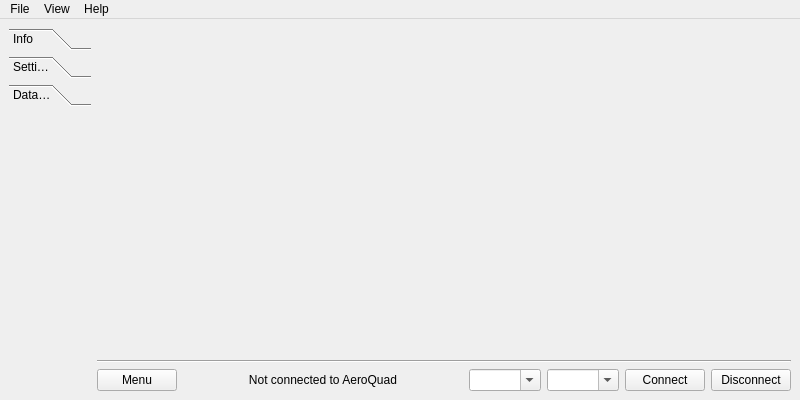
The window that ui/MainWindow.ui (AeroQuad/AeroQuadConfiguratorPyQt) describes before a commit, drawn with Qt 5.
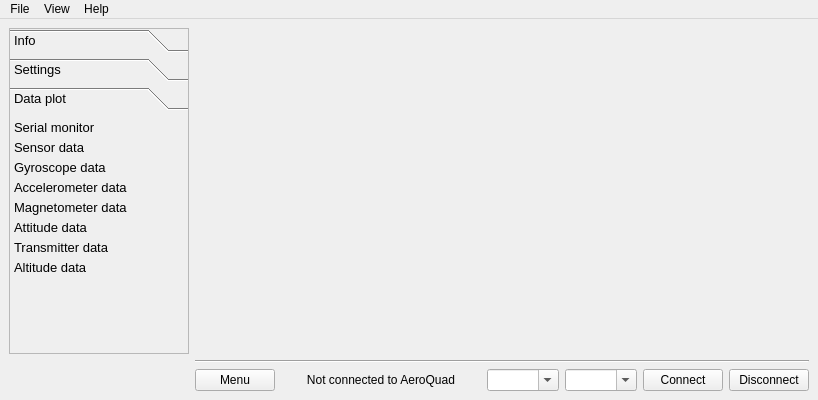
The same window after the commit. The open tabs and pages were chosen to show the change. Icons and pictures are not drawn.

Commit message: Added menu items to sidemenu

The edit to the form file:
```diff
--- a/ui/MainWindow.ui
+++ b/ui/MainWindow.ui
@@ -6,7 +6,7 @@
    <rect>
     <x>0</x>
     <y>0</y>
-    <width>800</width>
+    <width>810</width>
     <height>400</height>
    </rect>
   </property>
@@ -124,10 +124,38 @@
     </item>
     <item row="0" column="0">
      <widget class="QToolBox" name="SideMenu">
+      <property name="minimumSize">
+       <size>
+        <width>180</width>
+        <height>0</height>
+       </size>
+      </property>
+      <property name="font">
+       <font>
+        <pointsize>10</pointsize>
+       </font>
+      </property>
+      <property name="frameShape">
+       <enum>QFrame::StyledPanel</enum>
+      </property>
+      <property name="frameShadow">
+       <enum>QFrame::Plain</enum>
+      </property>
       <property name="currentIndex">
        <number>0</number>
       </property>
-      <widget class="QWidget" name="SideMenuPage1" native="true">
+      <property name="tabSpacing">
+       <number>6</number>
+      </property>
+      <widget class="QWidget" name="SideMenuPage1">
+       <property name="geometry">
+        <rect>
+         <x>0</x>
+         <y>0</y>
+         <width>178</width>
+         <height>229</height>
+        </rect>
+       </property>
        <attribute name="icon">
         <iconset>
          <normaloff>../resources/info.png</normaloff>../resources/info.png</iconset>
@@ -163,6 +191,14 @@
        </attribute>
       </widget>
       <widget class="QWidget" name="SideMenuPage3">
+       <property name="geometry">
+        <rect>
+         <x>0</x>
+         <y>0</y>
+         <width>178</width>
+         <height>229</height>
+        </rect>
+       </property>
        <attribute name="icon">
         <iconset>
          <normaloff>../resources/graphic.png</normaloff>../resources/graphic.png</iconset>
@@ -170,6 +206,358 @@
        <attribute name="label">
         <string>Data plot</string>
        </attribute>
+       <widget class="QPushButton" name="sidemenu_button_serial_monitor">
+        <property name="geometry">
+         <rect>
+          <x>3</x>
+          <y>0</y>
+          <width>176</width>
+          <height>23</height>
+         </rect>
+        </property>
+        <property name="minimumSize">
+         <size>
+          <width>0</width>
+          <height>0</height>
+         </size>
+        </property>
+        <property name="font">
+         <font>
+          <pointsize>10</pointsize>
+          <underline>false</underline>
+         </font>
+        </property>
+        <property name="layoutDirection">
+         <enum>Qt::LeftToRight</enum>
+        </property>
+        <property name="autoFillBackground">
+         <bool>false</bool>
+        </property>
+        <property name="styleSheet">
+         <string notr="true">text-align: left</string>
+        </property>
+        <property name="text">
+         <string>Serial monitor</string>
+        </property>
+        <property name="icon">
+         <iconset>
+          <normaloff>../resources/arrow_right.png</normaloff>../resources/arrow_right.png</iconset>
+        </property>
+        <property name="default">
+         <bool>false</bool>
+        </property>
+        <property name="flat">
+         <bool>true</bool>
+        </property>
+       </widget>
+       <widget class="QPushButton" name="sidemenu_button_sensor_data">
+        <property name="geometry">
+         <rect>
+          <x>3</x>
+          <y>20</y>
+          <width>176</width>
+          <height>23</height>
+         </rect>
+        </property>
+        <property name="minimumSize">
+         <size>
+          <width>0</width>
+          <height>0</height>
+         </size>
+        </property>
+        <property name="font">
+         <font>
+          <pointsize>10</pointsize>
+          <underline>false</underline>
+         </font>
+        </property>
+        <property name="layoutDirection">
+         <enum>Qt::LeftToRight</enum>
+        </property>
+        <property name="autoFillBackground">
+         <bool>false</bool>
+        </property>
+        <property name="styleSheet">
+         <string notr="true">text-align: left</string>
+        </property>
+        <property name="text">
+         <string>Sensor data</string>
+        </property>
+        <property name="icon">
+         <iconset>
+          <normaloff>../resources/arrow_right.png</normaloff>../resources/arrow_right.png</iconset>
+        </property>
+        <property name="default">
+         <bool>false</bool>
+        </property>
+        <property name="flat">
+         <bool>true</bool>
+        </property>
+       </widget>
+       <widget class="QPushButton" name="sidemenu_button_gyroscope_data">
+        <property name="geometry">
+         <rect>
+          <x>3</x>
+          <y>40</y>
+          <width>176</width>
+          <height>23</height>
+         </rect>
+        </property>
+        <property name="minimumSize">
+         <size>
+          <width>0</width>
+          <height>0</height>
+         </size>
+        </property>
+        <property name="font">
+         <font>
+          <pointsize>10</pointsize>
+          <underline>false</underline>
+         </font>
+        </property>
+        <property name="layoutDirection">
+         <enum>Qt::LeftToRight</enum>
+        </property>
+        <property name="autoFillBackground">
+         <bool>false</bool>
+        </property>
+        <property name="styleSheet">
+         <string notr="true">text-align: left</string>
+        </property>
+        <property name="text">
+         <string>Gyroscope data</string>
+        </property>
+        <property name="icon">
+         <iconset>
+          <normaloff>../resources/arrow_right.png</normaloff>../resources/arrow_right.png</iconset>
+        </property>
+        <property name="default">
+         <bool>false</bool>
+        </property>
+        <property name="flat">
+         <bool>true</bool>
+        </property>
+       </widget>
+       <widget class="QPushButton" name="sidemenu_button_accelerometer_data">
+        <property name="geometry">
+         <rect>
+          <x>3</x>
+          <y>60</y>
+          <width>176</width>
+          <height>23</height>
+         </rect>
+        </property>
+        <property name="minimumSize">
+         <size>
+          <width>0</width>
+          <height>0</height>
+         </size>
+        </property>
+        <property name="font">
+         <font>
+          <pointsize>10</pointsize>
+          <underline>false</underline>
+         </font>
+        </property>
+        <property name="layoutDirection">
+         <enum>Qt::LeftToRight</enum>
+        </property>
+        <property name="autoFillBackground">
+         <bool>false</bool>
+        </property>
+        <property name="styleSheet">
+         <string notr="true">text-align: left</string>
+        </property>
+        <property name="text">
+         <string>Accelerometer data</string>
+        </property>
+        <property name="icon">
+         <iconset>
+          <normaloff>../resources/arrow_right.png</normaloff>../resources/arrow_right.png</iconset>
+        </property>
+        <property name="default">
+         <bool>false</bool>
+        </property>
+        <property name="flat">
+         <bool>true</bool>
+        </property>
+       </widget>
+       <widget class="QPushButton" name="sidemenu_button_magnetometer_data">
+        <property name="geometry">
+         <rect>
+          <x>3</x>
+          <y>80</y>
+          <width>176</width>
+          <height>23</height>
+         </rect>
+        </property>
+        <property name="minimumSize">
+         <size>
+          <width>0</width>
+          <height>0</height>
+         </size>
+        </property>
+        <property name="font">
+         <font>
+          <pointsize>10</pointsize>
+          <underline>false</underline>
+         </font>
+        </property>
+        <property name="layoutDirection">
+         <enum>Qt::LeftToRight</enum>
+        </property>
+        <property name="autoFillBackground">
+         <bool>false</bool>
+        </property>
+        <property name="styleSheet">
+         <string notr="true">text-align: left</string>
+        </property>
+        <property name="text">
+         <string>Magnetometer data</string>
+        </property>
+        <property name="icon">
+         <iconset>
+          <normaloff>../resources/arrow_right.png</normaloff>../resources/arrow_right.png</iconset>
+        </property>
+        <property name="default">
+         <bool>false</bool>
+        </property>
+        <property name="flat">
+         <bool>true</bool>
+        </property>
+       </widget>
+       <widget class="QPushButton" name="sidemenu_button_attitude_data">
+        <property name="geometry">
+         <rect>
+          <x>3</x>
+          <y>100</y>
+          <width>176</width>
+          <height>23</height>
+         </rect>
+        </property>
+        <property name="minimumSize">
+         <size>
+          <width>0</width>
+          <height>0</height>
+         </size>
+        </property>
+        <property name="font">
+         <font>
+          <pointsize>10</pointsize>
+          <underline>false</underline>
+         </font>
+        </property>
+        <property name="layoutDirection">
+         <enum>Qt::LeftToRight</enum>
+        </property>
+        <property name="autoFillBackground">
+         <bool>false</bool>
+        </property>
+        <property name="styleSheet">
+         <string notr="true">text-align: left</string>
+        </property>
+        <property name="text">
+         <string>Attitude data</string>
+        </property>
+        <property name="icon">
+         <iconset>
+          <normaloff>../resources/arrow_right.png</normaloff>../resources/arrow_right.png</iconset>
+        </property>
+        <property name="default">
+         <bool>false</bool>
+        </property>
+        <property name="flat">
+         <bool>true</bool>
+        </property>
+       </widget>
+       <widget class="QPushButton" name="sidemenu_button_transmitter_data">
+        <property name="geometry">
+         <rect>
+          <x>3</x>
+          <y>120</y>
+          <width>176</width>
+          <height>23</height>
+         </rect>
+        </property>
+        <property name="minimumSize">
+         <size>
+          <width>0</width>
+          <height>0</height>
+         </size>
+        </property>
+        <property name="font">
+         <font>
+          <pointsize>10</pointsize>
+          <underline>false</underline>
+         </font>
+        </property>
+        <property name="layoutDirection">
+         <enum>Qt::LeftToRight</enum>
+        </property>
+        <property name="autoFillBackground">
+         <bool>false</bool>
+        </property>
+        <property name="styleSheet">
+         <string notr="true">text-align: left</string>
+        </property>
+        <property name="text">
+         <string>Transmitter data</string>
+        </property>
+        <property name="icon">
+         <iconset>
+          <normaloff>../resources/arrow_right.png</normaloff>../resources/arrow_right.png</iconset>
+        </property>
+        <property name="default">
+         <bool>false</bool>
+        </property>
+        <property name="flat">
+         <bool>true</bool>
+        </property>
+       </widget>
+       <widget class="QPushButton" name="sidemenu_button_altitude_data">
+        <property name="geometry">
+         <rect>
+          <x>3</x>
+          <y>140</y>
+          <width>176</width>
+          <height>23</height>
+         </rect>
+        </property>
+        <property name="minimumSize">
+         <size>
+          <width>0</width>
+          <height>0</height>
+         </size>
+        </property>
+        <property name="font">
+         <font>
+          <pointsize>10</pointsize>
+          <underline>false</underline>
+         </font>
+        </property>
+        <property name="layoutDirection">
+         <enum>Qt::LeftToRight</enum>
+        </property>
+        <property name="autoFillBackground">
+         <bool>false</bool>
+        </property>
+        <property name="styleSheet">
+         <string notr="true">text-align: left</string>
+        </property>
+        <property name="text">
+         <string>Altitude data</string>
+        </property>
+        <property name="icon">
+         <iconset>
+          <normaloff>../resources/arrow_right.png</normaloff>../resources/arrow_right.png</iconset>
+        </property>
+        <property name="default">
+         <bool>false</bool>
+        </property>
+        <property name="flat">
+         <bool>true</bool>
+        </property>
+       </widget>
       </widget>
      </widget>
     </item>
@@ -183,7 +571,7 @@
     <rect>
      <x>0</x>
      <y>0</y>
-     <width>800</width>
+     <width>810</width>
      <height>21</height>
     </rect>
    </property>
```
Left out of the diff: 397 changed lines with no effect on the pictures. The commit also changes 3 other files.
